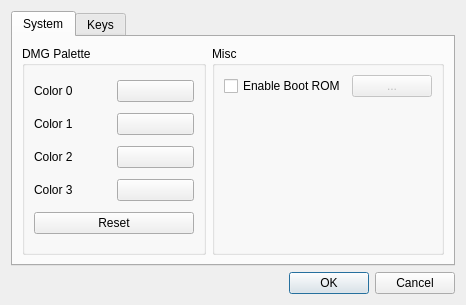
This is srcs/ui/Preference.ui in noctuelles/gbemu as Qt 5 draws it before an edit. The edited form follows.
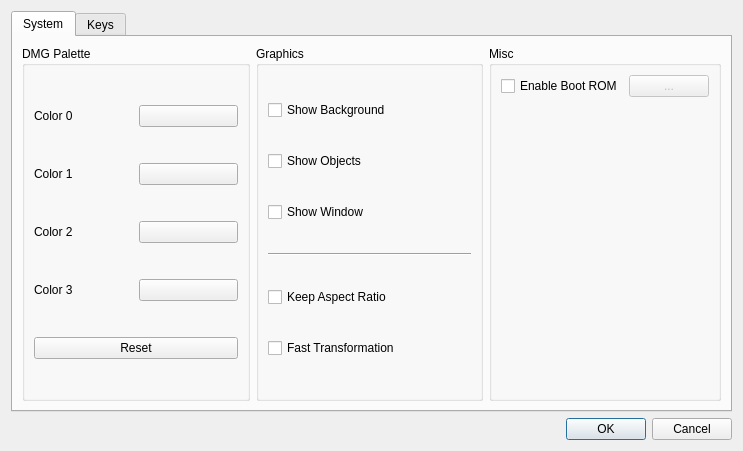
This is the edited form.

Commit message: feat: added options to show different layers of the output.

What changed in the file:
```diff
--- a/srcs/ui/Preference.ui
+++ b/srcs/ui/Preference.ui
@@ -6,8 +6,8 @@
    <rect>
     <x>0</x>
     <y>0</y>
-    <width>466</width>
-    <height>305</height>
+    <width>743</width>
+    <height>451</height>
    </rect>
   </property>
   <property name="windowTitle">
@@ -112,6 +112,57 @@
          </layout>
         </widget>
        </item>
+       <item>
+        <widget class="QGroupBox" name="groupBox_3">
+         <property name="title">
+          <string>Graphics</string>
+         </property>
+         <layout class="QVBoxLayout" name="verticalLayout_2">
+          <item>
+           <widget class="QCheckBox" name="showBackground">
+            <property name="text">
+             <string>Show Background</string>
+            </property>
+           </widget>
+          </item>
+          <item>
+           <widget class="QCheckBox" name="showObjects">
+            <property name="text">
+             <string>Show Objects</string>
+            </property>
+           </widget>
+          </item>
+          <item>
+           <widget class="QCheckBox" name="showWindow">
+            <property name="text">
+             <string>Show Window</string>
+            </property>
+           </widget>
+          </item>
+          <item>
+           <widget class="Line" name="line_3">
+            <property name="orientation">
+             <enum>Qt::Orientation::Horizontal</enum>
+            </property>
+           </widget>
+          </item>
+          <item>
+           <widget class="QCheckBox" name="keepAspectRatio">
+            <property name="text">
+             <string>Keep Aspect Ratio</string>
+            </property>
+           </widget>
+          </item>
+          <item>
+           <widget class="QCheckBox" name="fastTransformation">
+            <property name="text">
+             <string>Fast Transformation</string>
+            </property>
+           </widget>
+          </item>
+         </layout>
+        </widget>
+       </item>
        <item>
         <widget class="QGroupBox" name="groupBox_2">
          <property name="title">
```
The commit also changes 5 other files.
